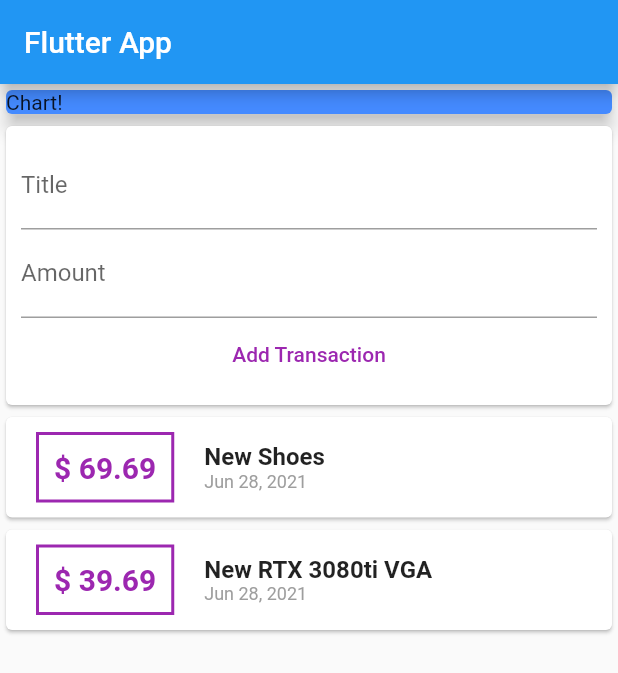
After one commit to nmoragane/ExpensesApp, a Flutter app: the screen it shows after launch, on a phone screen of 412 x 824 dp. The commit adds this screen. Shown: the top 673 px of the screen. Run offline on Flutter 3.47's test engine with Material 2 defaults, Android fonts, the phone set to English and light mode, and no system bars.

Commit message:
set list

```diff
--- /dev/null
+++ b/lib/widgets/new_transactions.dart
@@ -0,0 +1,44 @@
+import 'package:flutter/material.dart';
+
+class NewTransaction extends StatelessWidget {
+  final Function addTx;
+  final titleController = TextEditingController();
+  final amountController = TextEditingController();
+
+  NewTransaction(this.addTx);
+
+  @override
+  Widget build(BuildContext context) {
+    return Card(
+      child: Container(
+        padding: EdgeInsets.all(10.0),
+        child: Column(
+          children: <Widget>[
+            TextField(
+              decoration: InputDecoration(labelText: 'Title'),
+              // onChanged: (val) {
+              //   titleInput = val;
+              // },
+              controller: titleController,
+            ),
+            TextField(
+              decoration: InputDecoration(labelText: 'Amount'),
+              // onChanged: (val) => amountInput = val,
+              controller: amountController,
+            ),
+            FlatButton(
+              onPressed: () {
+                addTx(
+                  titleController.text,
+                  double.parse(amountController.text),
+                );
+              },
+              child: Text('Add Transaction'),
+              textColor: Colors.purple,
+            )
+          ],
+        ),
+      ),
+    );
+  }
+}
--- /dev/null
+++ b/lib/widgets/transaction_list.dart
@@ -0,0 +1,69 @@
+import 'package:expenses/models/transaction.dart';
+import 'package:flutter/material.dart';
+import 'package:intl/intl.dart';
+
+class TransactionList extends StatelessWidget {
+  final List<Transaction> transactions;
+
+  const TransactionList(this.transactions);
+
+  @override
+  Widget build(BuildContext context) {
+    return Container(
+      height: 350.0,
+      child: SingleChildScrollView(
+        child: Column(
+          //map
+          children: transactions.map((tx) {
+            return Card(
+              child: Row(
+                children: [
+                  Container(
+                    margin: EdgeInsets.symmetric(
+                      vertical: 10.0,
+                      horizontal: 20.0,
+                    ),
+                    decoration: BoxDecoration(
+                      border: Border.all(
+                        color: Colors.purple,
+                        width: 2.0,
+                      ),
+                    ),
+                    padding: EdgeInsets.all(10.0),
+                    child: Text(
+                      '\$ ${tx.amount}',
+                      style: TextStyle(
+                        fontWeight: FontWeight.bold,
+                        fontSize: 20.0,
+                        color: Colors.purple,
+                      ),
+                    ),
+                  ),
+                  Column(
+                    crossAxisAlignment: CrossAxisAlignment.start,
+                    children: [
+                      Text(
+                        tx.title,
+                        style: TextStyle(
+                          fontSize: 16,
+                          fontWeight: FontWeight.bold,
+                        ),
+                      ),
+                      Text(
+                        DateFormat.yMMMd().format(tx.date),
+                        style: TextStyle(
+                          fontSize: 12,
+                          color: Colors.grey,
+                        ),
+                      ),
+                    ],
+                  )
+                ],
+              ),
+            );
+          }).toList(),
+        ),
+      ),
+    );
+  }
+}
--- /dev/null
+++ b/lib/widgets/user_transactions.dart
@@ -0,0 +1,43 @@
+import 'package:expenses/models/transaction.dart';
+import 'package:expenses/widgets/new_transactions.dart';
+import 'package:expenses/widgets/transaction_list.dart';
+import 'package:flutter/material.dart';
+
+class UserTransactions extends StatefulWidget {
+  @override
+  _UserTransactionsState createState() => _UserTransactionsState();
+}
+
+class _UserTransactionsState extends State<UserTransactions> {
+  final List<Transaction> _usertransaction = [
+    Transaction(
+        id: 't1', title: 'New Shoes', amount: 69.69, date: DateTime.now()),
+    Transaction(
+        id: 't2',
+        title: 'New RTX 3080ti VGA',
+        amount: 39.69,
+        date: DateTime.now())
+  ];
+
+  void _addNewTransaction(String Txtitle, double Txamount) {
+    final newTX = Transaction(
+        id: DateTime.now().toString(),
+        title: Txtitle,
+        amount: Txamount,
+        date: DateTime.now());
+
+    setState(() {
+      _usertransaction.add(newTX);
+    });
+  }
+
+  @override
+  Widget build(BuildContext context) {
+    return Column(
+      children: <Widget>[
+        NewTransaction(_addNewTransaction),
+        TransactionList(_usertransaction),
+      ],
+    );
+  }
+}
```
Also changed, not shown: lib/main.dart (+4 -93 lines), lib/models/transaction.dart (renamed from lib/transaction.dart).
